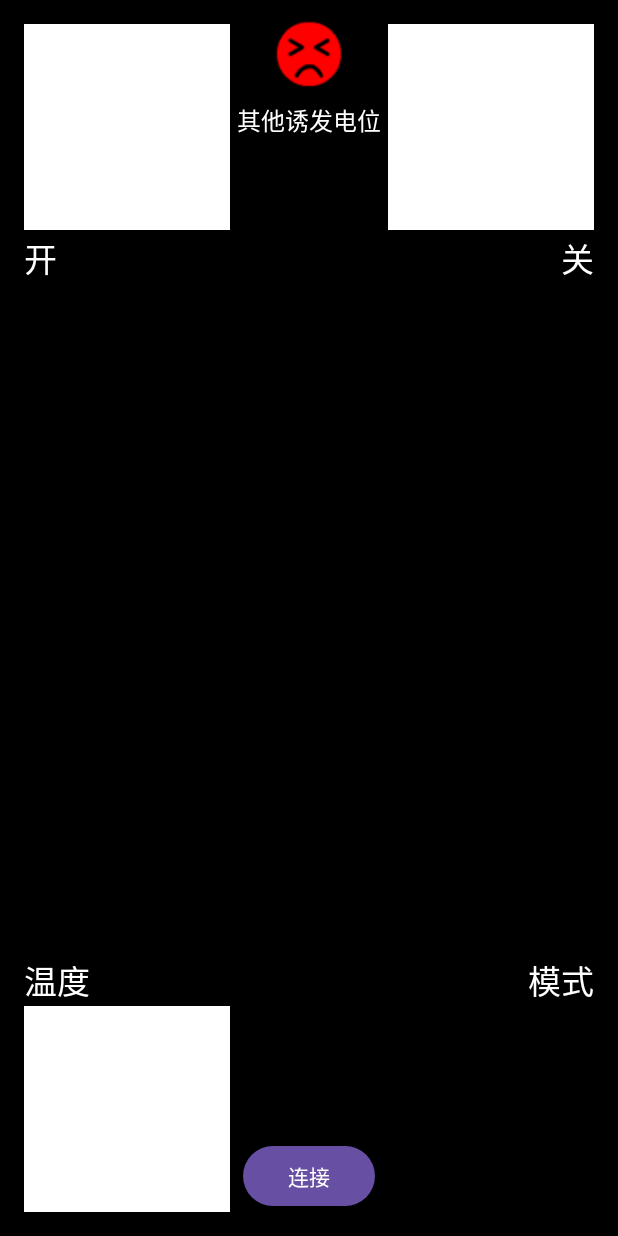
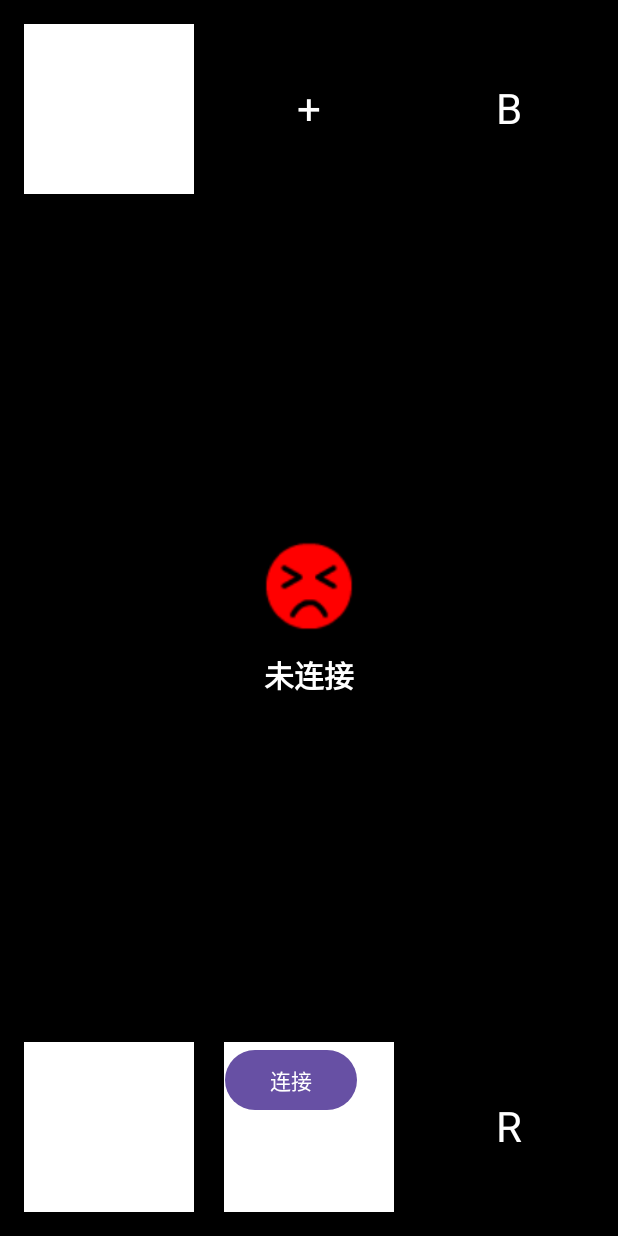
Before and after one commit to fufufu11/EegWheelChair, an Android app: the screen it shows after launch (MainActivity), on a phone screen of 412 x 824 dp. Run offline under Robolectric (Android 15) with nearby library versions, the phone set to English and light mode, and no system bars.

Commit message:
修改界面

```diff
--- a/app/src/main/java/com/example/eegac/BlinkCornerView.java
+++ b/app/src/main/java/com/example/eegac/BlinkCornerView.java
@@ -1,3 +1,4 @@
+// BlinkCornerView.java
 package com.example.eegac;
 
 import android.content.Context;
@@ -10,111 +11,73 @@ import android.util.AttributeSet;
 import android.view.View;
 
 /**
- * 黑色背景四角闪烁方块视图。
- * 新增了UI状态管理，支持主菜单、温度菜单和模式菜单之间的切换。
- * 频率要求保持不变：
- * 左上 6Hz；右上 9Hz；左下 11Hz；右下 7Hz。
+ * 黑色背景六方块闪烁视图。
+ * 上方: F, +, B
+ * 下方: L, -, R
+ * 频率:
+ * F (上左): 6Hz
+ * + (上中): 7Hz
+ * B (上右): 8Hz
+ * L (下左): 9Hz
+ * - (下中): 11Hz
+ * R (下右): 13Hz
  */
 public class BlinkCornerView extends View {
 
-    // --- 新增：定义UI状态，加入 MODE_MENU ---
-    public enum State {
-        MAIN_MENU,  // 主菜单
-        TEMP_MENU,  // 温度调节菜单
-        MODE_MENU   // 模式选择菜单
-    }
-
-    private State currentState = State.MAIN_MENU; // 默认是主菜单
-
     private final Handler handler = new Handler(Looper.getMainLooper());
-
     private final Paint squarePaint = new Paint(Paint.ANTI_ALIAS_FLAG);
     private final Paint textPaint = new Paint(Paint.ANTI_ALIAS_FLAG);
 
-    private boolean ltOn = false; // 左上 6Hz
-    private boolean rtOn = false; // 右上 9Hz
-    private boolean lbOn = false; // 左下 11Hz
-    private boolean rbOn = false; // 右下 7Hz
+    // 6个方块的亮灭状态
+    private boolean tlOn = false; // Top-Left (F) @ 6Hz
+    private boolean tcOn = false; // Top-Center (+) @ 7Hz
+    private boolean trOn = false; // Top-Right (B) @ 8Hz
+    private boolean blOn = false; // Bottom-Left (L) @ 9Hz
+    private boolean bcOn = false; // Bottom-Center (-) @ 11Hz
+    private boolean brOn = false; // Bottom-Right (R) @ 13Hz
 
-    private static final long HALF_PERIOD_MS_LT = Math.round(1000.0 / (2.0 * 6.0));
-    private static final long HALF_PERIOD_MS_RT = Math.round(1000.0 / (2.0 * 9.0));
-    private static final long HALF_PERIOD_MS_LB = Math.round(1000.0 / (2.0 * 11.0));
-    private static final long HALF_PERIOD_MS_RB = Math.round(1000.0 / (2.0 * 7.0));
+    // 6个频率对应的半周期 (毫秒)
+    private static final long HALF_PERIOD_MS_TL = Math.round(1000.0 / (2.0 * 6.0));
+    private static final long HALF_PERIOD_MS_TC = Math.round(1000.0 / (2.0 * 7.0));
+    private static final long HALF_PERIOD_MS_TR = Math.round(1000.0 / (2.0 * 8.0));
+    private static final long HALF_PERIOD_MS_BL = Math.round(1000.0 / (2.0 * 9.0));
+    private static final long HALF_PERIOD_MS_BC = Math.round(1000.0 / (2.0 * 11.0));
+    private static final long HALF_PERIOD_MS_BR = Math.round(1000.0 / (2.0 * 13.0));
 
-    private final Runnable toggleLT = new Runnable() {
-        @Override public void run() {
-            ltOn = !ltOn;
-            invalidate();
-            handler.postDelayed(this, HALF_PERIOD_MS_LT);
-        }
-    };
 
-    private final Runnable toggleRT = new Runnable() {
-        @Override public void run() {
-            rtOn = !rtOn;
-            invalidate();
-            handler.postDelayed(this, HALF_PERIOD_MS_RT);
-        }
-    };
+    // 6个独立的Runnable来控制闪烁
+    private final Runnable toggleTL = () -> { tlOn = !tlOn; postInvalidate(); handler.postDelayed(this.toggleTL, HALF_PERIOD_MS_TL); };
+    private final Runnable toggleTC = () -> { tcOn = !tcOn; postInvalidate(); handler.postDelayed(this.toggleTC, HALF_PERIOD_MS_TC); };
+    private final Runnable toggleTR = () -> { trOn = !trOn; postInvalidate(); handler.postDelayed(this.toggleTR, HALF_PERIOD_MS_TR); };
+    private final Runnable toggleBL = () -> { blOn = !blOn; postInvalidate(); handler.postDelayed(this.toggleBL, HALF_PERIOD_MS_BL); };
+    private final Runnable toggleBC = () -> { bcOn = !bcOn; postInvalidate(); handler.postDelayed(this.toggleBC, HALF_PERIOD_MS_BC); };
+    private final Runnable toggleBR = () -> { brOn = !brOn; postInvalidate(); handler.postDelayed(this.toggleBR, HALF_PERIOD_MS_BR); };
 
-    private final Runnable toggleLB = new Runnable() {
-        @Override public void run() {
-            lbOn = !lbOn;
-            invalidate();
-            handler.postDelayed(this, HALF_PERIOD_MS_LB);
-        }
-    };
-
-    private final Runnable toggleRB = new Runnable() {
-        @Override public void run() {
-            rbOn = !rbOn;
-            invalidate();
-            handler.postDelayed(this, HALF_PERIOD_MS_RB);
-        }
-    };
-
-    public BlinkCornerView(Context context) {
-        super(context);
-        init();
-    }
 
     public BlinkCornerView(Context context, AttributeSet attrs) {
         super(context, attrs);
         init();
     }
 
-    public BlinkCornerView(Context context, AttributeSet attrs, int defStyleAttr) {
-        super(context, attrs, defStyleAttr);
-        init();
-    }
-
     private void init() {
         squarePaint.setStyle(Paint.Style.FILL);
         textPaint.setColor(Color.WHITE);
-        textPaint.setTextSize(sp(22));
+        textPaint.setTextSize(sp(28));
+        textPaint.setTextAlign(Paint.Align.CENTER);
         setFocusable(true);
     }
-
-    public void setState(State newState) {
-        if (this.currentState != newState) {
-            this.currentState = newState;
-            invalidate();
-        }
-    }
-
-    public State getCurrentState() {
-        return this.currentState;
-    }
-
 
     @Override
     protected void onAttachedToWindow() {
         super.onAttachedToWindow();
         handler.removeCallbacksAndMessages(null);
-        handler.post(toggleLT);
-        handler.post(toggleRT);
-        handler.post(toggleLB);
-        handler.post(toggleRB);
+        // 启动所有闪烁任务
+        handler.post(toggleTL);
+        handler.post(toggleTC);
+        handler.post(toggleTR);
+        handler.post(toggleBL);
+        handler.post(toggleBC);
+        handler.post(toggleBR);
     }
 
     @Override
@@ -127,134 +90,56 @@ public class BlinkCornerView extends View {
     protected void onDraw(Canvas canvas) {
         super.onDraw(canvas);
         canvas.drawColor(Color.BLACK);
-
-        // --- 核心修改：根据当前状态，调用不同的绘制方法 ---
-        switch (currentState) {
-            case MAIN_MENU:
-                drawMainMenu(canvas);
-                break;
-            case TEMP_MENU:
-                drawTempMenu(canvas);
-                break;
-            // --- 新增 case ---
-            case MODE_MENU:
-                drawModeMenu(canvas);
-                break;
-        }
+        drawSixSquareLayout(canvas);
     }
 
-    /**
-     * 绘制主菜单界面
-     */
-    private void drawMainMenu(Canvas canvas) {
+    private void drawSixSquareLayout(Canvas canvas) {
         int w = getWidth();
         int h = getHeight();
         float margin = dp(16);
-        float square = Math.min(w, h) / 3f;
+        float squareSize = (Math.min(w, h) / 3f) - (margin * 1.5f);
 
-        // 左上: 开
-        squarePaint.setColor(ltOn ? Color.WHITE : Color.BLACK);
-        canvas.drawRect(margin, margin, margin + square, margin + square, squarePaint);
-        textPaint.setTextAlign(Paint.Align.LEFT);
-        canvas.drawText("开", margin, margin + square + dp(28), textPaint);
+        // --- 绘制上方三个方块 ---
+        float topY = margin;
+        // 上左 (F)
+        float tl_left = margin;
+        squarePaint.setColor(tlOn ? Color.WHITE : Color.BLACK);
+        canvas.drawRect(tl_left, topY, tl_left + squareSize, topY + squareSize, squarePaint);
+        canvas.drawText("F", tl_left + squareSize / 2, topY + squareSize / 2 + dp(10), textPaint);
 
-        // 右上: 关
-        squarePaint.setColor(rtOn ? Color.WHITE : Color.BLACK);
-        float rtLeft = w - margin - square;
-        canvas.drawRect(rtLeft, margin, rtLeft + square, margin + square, squarePaint);
-        textPaint.setTextAlign(Paint.Align.RIGHT);
-        canvas.drawText("关", rtLeft + square, margin + square + dp(28), textPaint);
+        // 上中 (+)
+        float tc_left = (w - squareSize) / 2f;
+        squarePaint.setColor(tcOn ? Color.WHITE : Color.BLACK);
+        canvas.drawRect(tc_left, topY, tc_left + squareSize, topY + squareSize, squarePaint);
+        canvas.drawText("+", tc_left + squareSize / 2, topY + squareSize / 2 + dp(10), textPaint);
 
-        // 左下: 温度
-        squarePaint.setColor(lbOn ? Color.WHITE : Color.BLACK);
-        float lbTop = h - margin - square;
-        canvas.drawRect(margin, lbTop, margin + square, lbTop + square, squarePaint);
-        textPaint.setTextAlign(Paint.Align.LEFT);
-        canvas.drawText("温度", margin, lbTop - dp(8), textPaint);
+        // 上右 (B)
+        float tr_left = w - margin - squareSize;
+        squarePaint.setColor(trOn ? Color.WHITE : Color.BLACK);
+        canvas.drawRect(tr_left, topY, tr_left + squareSize, topY + squareSize, squarePaint);
+        canvas.drawText("B", tr_left + squareSize / 2, topY + squareSize / 2 + dp(10), textPaint);
 
-        // 右下: 模式
-        squarePaint.setColor(rbOn ? Color.WHITE : Color.BLACK);
-        float rbLeft = w - margin - square;
-        float rbTop = h - margin - square;
-        canvas.drawRect(rbLeft, rbTop, rbLeft + square, rbTop + square, squarePaint);
-        textPaint.setTextAlign(Paint.Align.RIGHT);
-        canvas.drawText("模式", rbLeft + square, rbTop - dp(8), textPaint);
+
+        // --- 绘制下方三个方块 ---
+        float bottomY = h - margin - squareSize;
+        // 下左 (L)
+        float bl_left = margin;
+        squarePaint.setColor(blOn ? Color.WHITE : Color.BLACK);
+        canvas.drawRect(bl_left, bottomY, bl_left + squareSize, bottomY + squareSize, squarePaint);
+        canvas.drawText("L", bl_left + squareSize / 2, bottomY + squareSize / 2 + dp(10), textPaint);
+
+        // 下中 (-)
+        float bc_left = (w - squareSize) / 2f;
+        squarePaint.setColor(bcOn ? Color.WHITE : Color.BLACK);
+        canvas.drawRect(bc_left, bottomY, bc_left + squareSize, bottomY + squareSize, squarePaint);
+        canvas.drawText("-", bc_left + squareSize / 2, bottomY + squareSize / 2 + dp(10), textPaint);
+
+        // 下右 (R)
+        float br_left = w - margin - squareSize;
+        squarePaint.setColor(brOn ? Color.WHITE : Color.BLACK);
+        canvas.drawRect(br_left, bottomY, br_left + squareSize, bottomY + squareSize, squarePaint);
+        canvas.drawText("R", br_left + squareSize / 2, bottomY + squareSize / 2 + dp(10), textPaint);
     }
-
-    /**
-     * 绘制温度调节界面
-     */
-    private void drawTempMenu(Canvas canvas) {
-        int w = getWidth();
-        int h = getHeight();
-        float margin = dp(16);
-        float square = Math.min(w, h) / 3f;
-
-        // 左上: 温度+
-        squarePaint.setColor(ltOn ? Color.WHITE : Color.BLACK);
-        canvas.drawRect(margin, margin, margin + square, margin + square, squarePaint);
-        textPaint.setTextAlign(Paint.Align.LEFT);
-        canvas.drawText("温度+", margin, margin + square + dp(28), textPaint);
-
-        // 右上: 温度-
-        squarePaint.setColor(rtOn ? Color.WHITE : Color.BLACK);
-        float rtLeft = w - margin - square;
-        canvas.drawRect(rtLeft, margin, rtLeft + square, margin + square, squarePaint);
-        textPaint.setTextAlign(Paint.Align.RIGHT);
-        canvas.drawText("温度-", rtLeft + square, margin + square + dp(28), textPaint);
-
-        // 左下: 返回
-        squarePaint.setColor(lbOn ? Color.WHITE : Color.BLACK);
-        float lbTop = h - margin - square;
-        canvas.drawRect(margin, lbTop, margin + square, lbTop + square, squarePaint);
-        textPaint.setTextAlign(Paint.Align.LEFT);
-        canvas.drawText("返回", margin, lbTop - dp(8), textPaint);
-
-        // 右下: 在此菜单中不使用，但方块保持闪烁
-        squarePaint.setColor(rbOn ? Color.WHITE : Color.BLACK);
-        float rbLeft = w - margin - square;
-        float rbTop = h - margin - square;
-        canvas.drawRect(rbLeft, rbTop, rbLeft + square, rbTop + square, squarePaint);
-    }
-
-    /**
-     * --- 新增方法：绘制模式选择界面 ---
-     */
-    private void drawModeMenu(Canvas canvas) {
-        int w = getWidth();
-        int h = getHeight();
-        float margin = dp(16);
-        float square = Math.min(w, h) / 3f;
-
-        // 左上: 制冷
-        squarePaint.setColor(ltOn ? Color.WHITE : Color.BLACK);
-        canvas.drawRect(margin, margin, margin + square, margin + square, squarePaint);
-        textPaint.setTextAlign(Paint.Align.LEFT);
-        canvas.drawText("制冷", margin, margin + square + dp(28), textPaint);
-
-        // 右上: 制热
-        squarePaint.setColor(rtOn ? Color.WHITE : Color.BLACK);
-        float rtLeft = w - margin - square;
-        canvas.drawRect(rtLeft, margin, rtLeft + square, margin + square, squarePaint);
-        textPaint.setTextAlign(Paint.Align.RIGHT);
-        canvas.drawText("制热", rtLeft + square, margin + square + dp(28), textPaint);
-
-        // 左下: 返回
-        squarePaint.setColor(lbOn ? Color.WHITE : Color.BLACK);
-        float lbTop = h - margin - square;
-        canvas.drawRect(margin, lbTop, margin + square, lbTop + square, squarePaint);
-        textPaint.setTextAlign(Paint.Align.LEFT);
-        canvas.drawText("返回", margin, lbTop - dp(8), textPaint);
-
-        // 右下: 除湿
-        squarePaint.setColor(rbOn ? Color.WHITE : Color.BLACK);
-        float rbLeft = w - margin - square;
-        float rbTop = h - margin - square;
-        canvas.drawRect(rbLeft, rbTop, rbLeft + square, rbTop + square, squarePaint);
-        textPaint.setTextAlign(Paint.Align.RIGHT);
-        canvas.drawText("除湿", rbLeft + square, rbTop - dp(8), textPaint);
-    }
-
 
     private float dp(float v) {
         return v * getResources().getDisplayMetrics().density;
--- a/app/src/main/res/layout/activity_main.xml
+++ b/app/src/main/res/layout/activity_main.xml
@@ -1,5 +1,5 @@
 <?xml version="1.0" encoding="utf-8"?>
-<FrameLayout xmlns:android="http://schemas.android.com/apk/res/android"
+<RelativeLayout xmlns:android="http://schemas.android.com/apk/res/android"
     android:id="@+id/main"
     android:layout_width="match_parent"
     android:layout_height="match_parent">
@@ -9,12 +9,18 @@
         android:layout_width="match_parent"
         android:layout_height="match_parent" />
 
+    <LinearLayout
+        android:id="@+id/center_info_layout"
+        android:layout_width="wrap_content"
+        android:layout_height="wrap_content"
+        android:layout_centerInParent="true"
+        android:gravity="center_horizontal"
+        android:orientation="vertical">
+
         <ImageView
             android:id="@+id/img_signal"
-        android:layout_width="48dp"
-        android:layout_height="48dp"
-        android:layout_gravity="top|center_horizontal"
-        android:layout_marginTop="12dp"
+            android:layout_width="64dp"
+            android:layout_height="64dp"
             android:contentDescription="@string/app_name"
             android:src="@drawable/redlight" />
 
@@ -22,18 +28,22 @@
             android:id="@+id/tv_freq"
             android:layout_width="wrap_content"
             android:layout_height="wrap_content"
-        android:layout_gravity="top|center_horizontal"
-        android:layout_marginTop="68dp"
+            android:layout_marginTop="12dp"
+            android:text="未连接"
             android:textColor="#FFFFFF"
-        android:textSize="16sp"
-        android:text="其他诱发电位" />
+            android:textSize="20sp"
+            android:textStyle="bold" />
+
+    </LinearLayout>
 
     <com.google.android.material.button.MaterialButton
         android:id="@+id/btn_connect"
         android:layout_width="wrap_content"
         android:layout_height="wrap_content"
-        android:text="连接"
-        android:layout_gravity="bottom|center_horizontal"
-        android:layout_margin="16dp" />
+        android:layout_alignParentBottom="true"
+        android:layout_alignParentStart="true"
+        android:layout_marginStart="150dp"
+        android:layout_marginBottom="80dp"
+        android:text="连接" />
 
-</FrameLayout>
+</RelativeLayout>
```
Also changed, not shown: app/src/main/java/com/example/eegac/AcCommands.java (+12 -14 lines), app/src/main/java/com/example/eegac/MainActivity.java (+32 -74 lines). Lines whose indentation alone changed are shown as unchanged.
